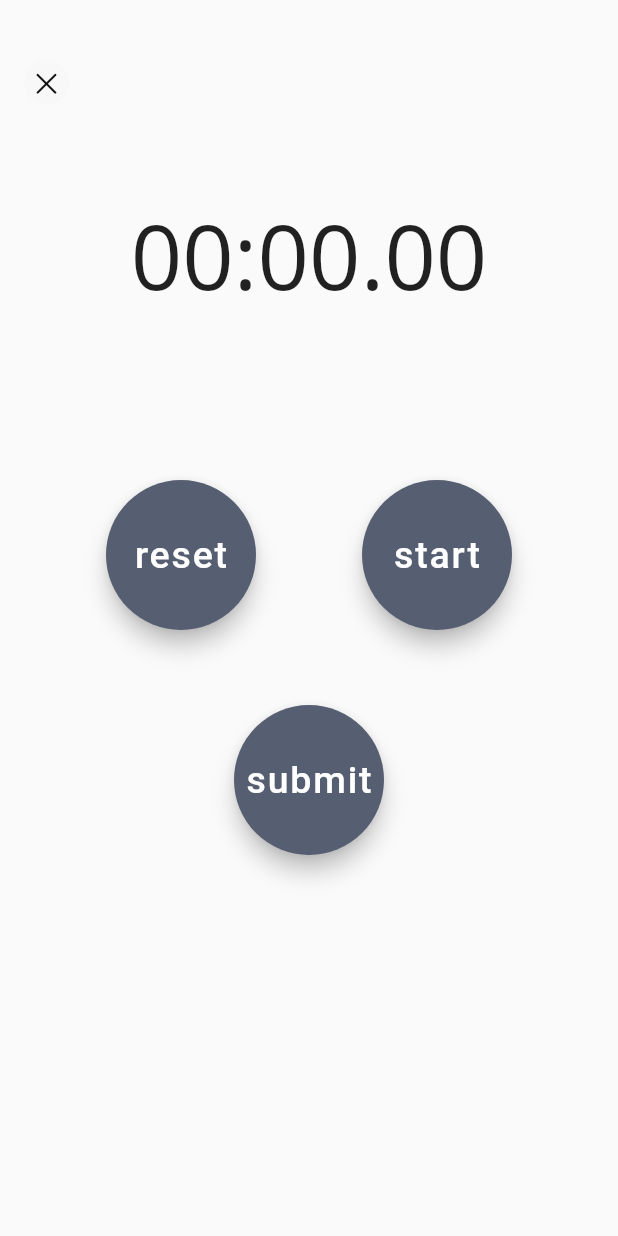
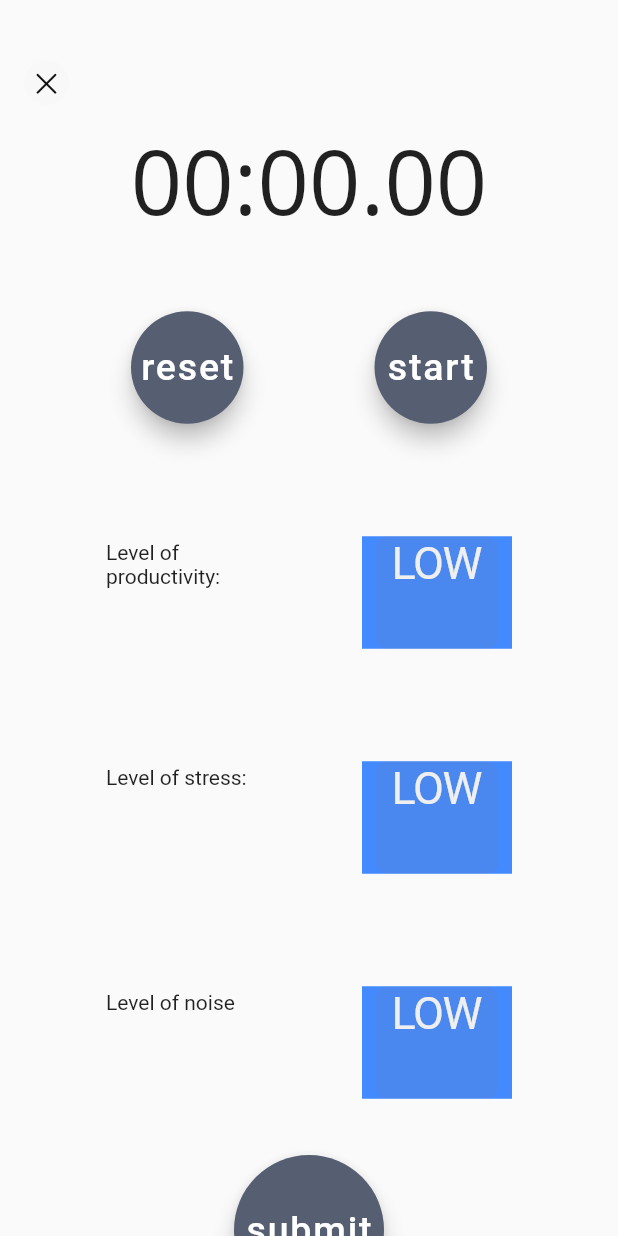
Before and after one commit to syz99/study_spaces, a Flutter app: the TimerPage widget shown alone on an empty page, opened directly, on a phone screen of 412 x 824 dp. Run offline on Flutter 3.47's test engine with Material 2 defaults, Android fonts, the phone set to English and light mode, and no system bars; our stand-ins replace charts_flutter, google_maps_flutter; Roboto replaces fonts that are missing (Open Sans).

Commit message:
Users can now entire custom study sessions

```diff
--- a/study_spaces/lib/components/space_detail.dart
+++ b/study_spaces/lib/components/space_detail.dart
@@ -83,7 +83,7 @@ class _SpaceDetailsState extends State<SpaceDetail>{
             child: CupertinoButton(
               onPressed: () {
                 Navigator.of(context).push<void>(CupertinoPageRoute(
-                builder: (context) => TimerPage(),
+                builder: (context) => TimerPage(space_id: widget.id),
                 fullscreenDialog: true,
               ));},
               child: Text("Start Studying!"),
--- a/study_spaces/lib/views/timer_page.dart
+++ b/study_spaces/lib/views/timer_page.dart
@@ -1,103 +1,260 @@
 import 'package:flutter/cupertino.dart';
 import 'package:flutter/material.dart';
+import 'package:scoped_model/scoped_model.dart';
 import 'package:study_spaces/components/close_button.dart';
+import 'package:study_spaces/data_models/app_state.dart';
+import 'package:study_spaces/data_models/reviews.dart';
 import 'package:study_spaces/util/timer_text.dart';
 
 class TimerPage extends StatefulWidget {
-  TimerPage({Key key}) : super(key: key);
+  TimerPage({Key key, this.space_id}) : super(key: key);
+  int space_id;
 
   TimerPageState createState() => new TimerPageState();
 }
 
 class TimerPageState extends State<TimerPage> {
   Stopwatch stopwatch = new Stopwatch();
+  int selectedProductivity;
+  int selectedStress;
+  int selectedNoise;
+  DateTime startTime;
+  DateTime endTime;
+  List<Productivity> prod = [Productivity.NOT_PRODUCTIVE, Productivity.PRODUCTIVE];
+  List<NoiseLevel> noise = [NoiseLevel.LOW, NoiseLevel.AVERAGE, NoiseLevel.HIGH];
+  List<StressLevel> stress = [StressLevel.LOW, StressLevel.AVERAGE, StressLevel.HIGH];
 
-  void resetButton() {
+  void resetButton(AppState state) {
     setState(() {
       if (stopwatch.isRunning) {
         //print("${stopwatch.elapsedMilliseconds}");
-        stopwatch.reset();
+        //stopwatch.reset();
+        //startTime = null;
       } else {
         stopwatch.reset();
+        startTime = null;
+        endTime = null;
       }
     });
   }
 
-  void startButton() {
+  void startButton(AppState state) {
     setState(() {
       if (stopwatch.isRunning) {
         stopwatch.stop();
+        endTime = new DateTime.now();
       } else {
+        startTime = new DateTime.now();
         stopwatch.start();
       }
     });
   }
 
-  void sendButton() {
+  void sendButton(AppState state) {
     setState(() {
       if (stopwatch.isRunning) {
         print("${stopwatch.elapsedMilliseconds}");
-      } else {
+      }
+      else if (startTime != null && endTime != null) {
         //stopwatch.start();
         // OBTAIN THE STOPWATCH INTERVAL, GO TO FORM SECTION
+        Review review = Review(
+          productivity: prod[selectedProductivity],
+          noiseLevel: noise[selectedNoise],
+          stress: stress[selectedStress],
+          startTime: startTime,
+          endTime: endTime,
+          timestamp: endTime,
+          spaceId: widget.space_id,
+          userId: 1
+        );
+        state.addReview(review);
+        Navigator.of(context).pop();
+
       }
     });
   }
 
-  Widget buildFloatingButton(String text, VoidCallback callback) {
+  Widget buildFloatingButton(String text, Function callback, AppState state) {
     TextStyle roundTextStyle =
-        const TextStyle(fontSize: 25.0, color: Colors.white);
+    const TextStyle(fontSize: 25.0, color: Colors.white);
     return new FloatingActionButton(
         heroTag: text,
         child: new Text(text, style: roundTextStyle),
-        onPressed: callback);
+        onPressed: () => callback(state));
   }
+
+  Widget createDropdown() {}
 
   @override
   Widget build(BuildContext context) {
+    final appState = ScopedModel.of<AppState>(context, rebuildOnChange: true);
     return new Column(
       children: <Widget>[
         Container(
-          margin: EdgeInsets.only(left:0.0, top:40.0, right: 350.0) ,
-          child:  CustomCloseButton(() {
+          margin: EdgeInsets.only(left: 0.0, top: 40.0, right: 350.0),
+          child: CustomCloseButton(() {
             Navigator.of(context).pop();
           }),
         ),
         new Container(
-            height: 200.0,
+            height: 100.0,
             child: new Center(
               child: new TimerText(stopwatch: stopwatch),
             )),
         new SizedBox(
-          height: 200,
+          height: 150,
           child: new Row(
               mainAxisAlignment: MainAxisAlignment.spaceEvenly,
               children: <Widget>[
                 new SizedBox(
-                  height: 100,
-                  width: 100,
+                  height: 75,
+                  width: 75,
                   child: Container(
-                      //margin: EdgeInsets.only(left:80.0, top:80.0, bottom: 10.0) ,
+                    //margin: EdgeInsets.only(left:80.0, top:80.0, bottom: 10.0) ,
                       child: buildFloatingButton(
-                          stopwatch.isRunning ? "reset" : "reset", resetButton)),
+                          stopwatch.isRunning ? "reset" : "reset",
+                          resetButton, appState)),
                 ),
                 new SizedBox(
-                  height: 100,
-                  width: 100,
+                  height: 75,
+                  width: 75,
                   child: Container(
-                      //margin: EdgeInsets.only(left:80.0, top:80.0, bottom: 10.0) ,
+                    //margin: EdgeInsets.only(left:80.0, top:80.0, bottom: 10.0) ,
                       child: buildFloatingButton(
-                          stopwatch.isRunning ? "stop" : "start", startButton)),
+                          stopwatch.isRunning ? "stop" : "start", startButton, appState)),
                 ),
               ]),
+        ),
+        new SizedBox(
+          height: 150,
+          child: new Row(
+            mainAxisAlignment: MainAxisAlignment.spaceEvenly,
+            children: <Widget>[
+              new SizedBox(
+                height: 70,
+                width: 100,
+                child: new Text("Level of productivity:"),
+              ),
+          new SizedBox(
+            height: 75,
+            width: 100,
+            child:          Container(
+                child: CupertinoPicker(
+                  magnification: 1.5,
+                  backgroundColor: Colors.blueAccent,
+                  children: <Widget>[
+                    Text(
+                      "LOW",
+                      style: TextStyle(color: Colors.white, fontSize: 20),
+                    ),
+                    Text(
+                      "HIGH",
+                      style: TextStyle(color: Colors.white, fontSize: 20),
+                    )
+                  ],
+                  itemExtent: 50,
+                  //height of each item
+                  looping: false,
+                  onSelectedItemChanged: (int index) {
+                    selectedProductivity = index;
+                  },
+                ))
+          )
+          ],
+          )
+        ),
+        new SizedBox(
+            height: 150,
+            child: new Row(
+              mainAxisAlignment: MainAxisAlignment.spaceEvenly,
+              children: <Widget>[
+                new SizedBox(
+                  height: 70,
+                  width: 100,
+                  child: new Text("Level of stress:"),
+                ),
+                new SizedBox(
+                    height: 75,
+                    width: 100,
+                    child:          Container(
+                        child: CupertinoPicker(
+                          magnification: 1.5,
+                          backgroundColor: Colors.blueAccent,
+                          children: <Widget>[
+                            Text(
+                              "LOW",
+                              style: TextStyle(color: Colors.white, fontSize: 20),
+                            ),
+                            Text(
+                              "AVERAGE",
+                              style: TextStyle(color: Colors.white, fontSize: 20),
+                            ),
+                            Text(
+                              "HIGH",
+                              style: TextStyle(color: Colors.white, fontSize: 20),
+                            )
+                          ],
+                          itemExtent: 50,
+                          //height of each item
+                          looping: false,
+                          onSelectedItemChanged: (int index) {
+                            selectedStress = index;
+                          },
+                        ))
+                )
+              ],
+            )
+        ),
+        new SizedBox(
+            height: 150,
+            child: new Row(
+              mainAxisAlignment: MainAxisAlignment.spaceEvenly,
+              children: <Widget>[
+                new SizedBox(
+                  height: 70,
+                  width: 100,
+                  child: new Text("Level of noise"),
+                ),
+                new SizedBox(
+                    height: 75,
+                    width: 100,
+                    child:          Container(
+                        child: CupertinoPicker(
+                          magnification: 1.5,
+                          backgroundColor: Colors.blueAccent,
+                          children: <Widget>[
+                            Text(
+                              "LOW",
+                              style: TextStyle(color: Colors.white, fontSize: 20),
+                            ),
+                            Text(
+                              "AVERAGE",
+                              style: TextStyle(color: Colors.white, fontSize: 20),
+                            ),
+                            Text(
+                              "HIGH",
+                              style: TextStyle(color: Colors.white, fontSize: 20),
+                            )
+                          ],
+                          itemExtent: 50,
+                          //height of each item
+                          looping: false,
+                          onSelectedItemChanged: (int index) {
+                            selectedNoise= index;
+                          },
+                        ))
+                )
+              ],
+            )
         ),
         new SizedBox(
           height: 100,
           width: 120,
           child: Container(
-              //margin: EdgeInsets.only(left:80.0, top:80.0, bottom: 10.0) ,
+            //margin: EdgeInsets.only(left:80.0, top:80.0, bottom: 10.0) ,
               child: buildFloatingButton(
-                  stopwatch.isRunning ? "submit" : "submit", sendButton)),
+                  stopwatch.isRunning ? "submit" : "submit", sendButton,appState)),
         ),
       ],
     );
```
